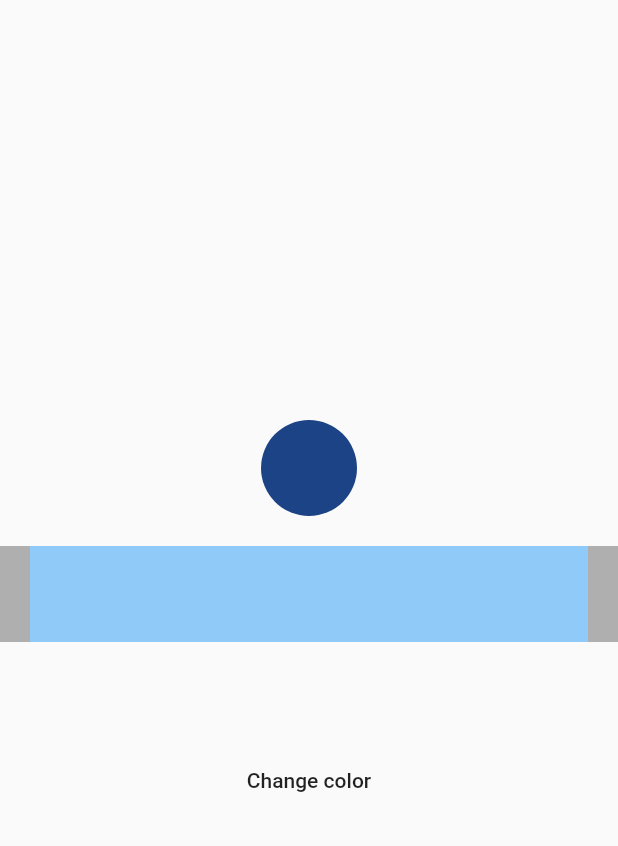
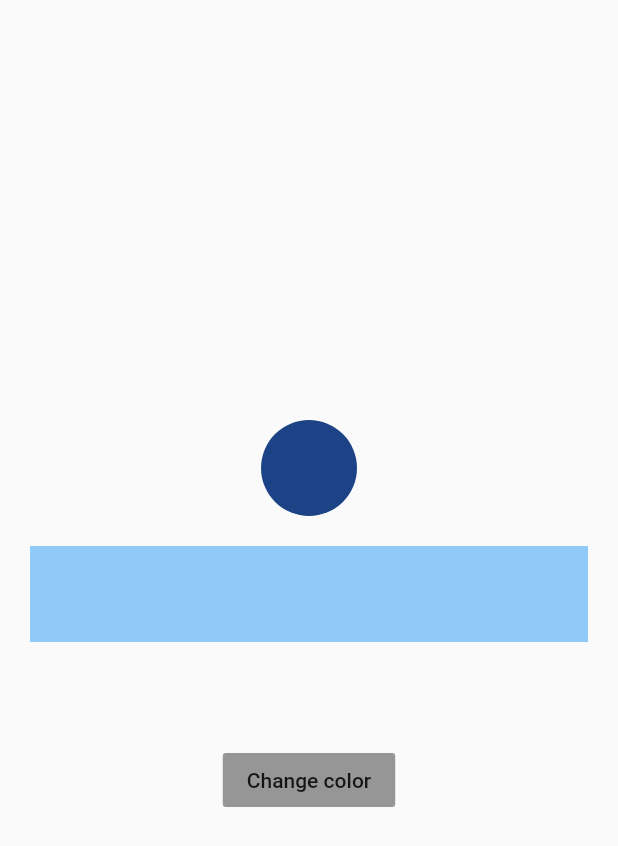
Before and after one commit to misterfourtytwo/controller_for_custom_widget, a Flutter app: the screen it shows after launch, on a phone screen of 412 x 824 dp. Shown: the top 846 px of the screen. Run offline on Flutter 3.47's test engine with Material 2 defaults, Android fonts, the phone set to English and light mode, and no system bars.

Commit message:
fixed ui bugs

```diff
--- a/lib/home.dart
+++ b/lib/home.dart
@@ -49,8 +49,8 @@ class _HomeState extends State<Home> {
               ),
               SizedBox(height: 20),
               Container(
+                margin: EdgeInsets.symmetric(horizontal: 20),
                 height: 64,
-                padding: EdgeInsets.symmetric(horizontal: 20),
                 color: color.withOpacity(.3),
                 child: LinearProgressIndicator(
                   value: value.toDouble() / 100,
@@ -71,7 +71,7 @@ class _HomeState extends State<Home> {
                 child: Text(
                   'Change color',
                 ),
-                color: color,
+                color: color.withOpacity(0.4),
                 onPressed: colorCtrl.changeColor,
               ),
             ],
```
